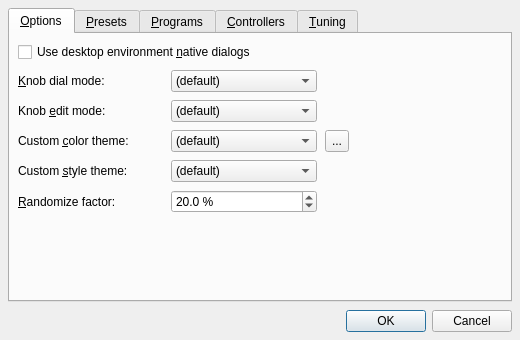
The window that src/synthv1widget_config.ui (rncbc/synthv1) describes before a commit, drawn with Qt 5.
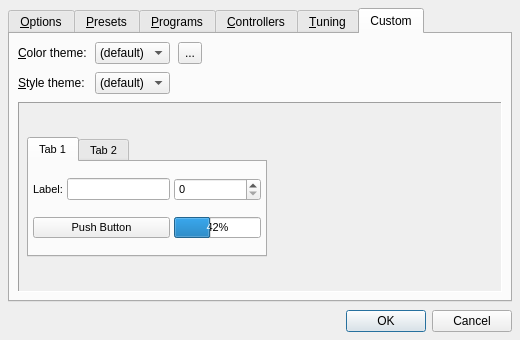
The same window after the commit. The open tabs and pages were chosen to show the change. Icons and pictures are not drawn. Custom widgets are drawn as their Qt base class.

Commit message: - Color theme (with palette editor) and (widget) Style theme   options moved to Help/Configure.../Custom tab (with preview).

Diff of the .ui file:
```diff
--- a/src/synthv1widget_config.ui
+++ b/src/synthv1widget_config.ui
@@ -139,88 +139,6 @@
         </widget>
        </item>
        <item row="3" column="0">
-        <widget class="QLabel" name="CustomColorThemeTextLabel">
-         <property name="text">
-          <string>Custom &amp;color theme:</string>
-         </property>
-         <property name="buddy">
-          <cstring>CustomColorThemeComboBox</cstring>
-         </property>
-        </widget>
-       </item>
-       <item row="3" column="1">
-        <widget class="QComboBox" name="CustomColorThemeComboBox">
-         <property name="toolTip">
-          <string>Custom color palette theme</string>
-         </property>
-         <property name="editable">
-          <bool>false</bool>
-         </property>
-         <item>
-          <property name="text">
-           <string>(default)</string>
-          </property>
-         </item>
-         <item>
-          <property name="text">
-           <string>Wonton Soup</string>
-          </property>
-         </item>
-         <item>
-          <property name="text">
-           <string>KXStudio</string>
-          </property>
-         </item>
-        </widget>
-       </item>
-       <item row="3" column="2">
-        <widget class="QToolButton" name="CustomColorThemeToolButton">
-         <property name="minimumSize">
-          <size>
-           <width>22</width>
-           <height>22</height>
-          </size>
-         </property>
-         <property name="maximumSize">
-          <size>
-           <width>24</width>
-           <height>24</height>
-          </size>
-         </property>
-         <property name="toolTip">
-          <string>Manage custom color palette themes</string>
-         </property>
-         <property name="text">
-          <string>...</string>
-         </property>
-        </widget>
-       </item>
-       <item row="4" column="0">
-        <widget class="QLabel" name="CustomStyleThemeTextLabel">
-         <property name="text">
-          <string>Custom &amp;style theme:</string>
-         </property>
-         <property name="buddy">
-          <cstring>CustomStyleThemeComboBox</cstring>
-         </property>
-        </widget>
-       </item>
-       <item row="4" column="1">
-        <widget class="QComboBox" name="CustomStyleThemeComboBox">
-         <property name="toolTip">
-          <string>Custom widget style theme</string>
-         </property>
-         <property name="editable">
-          <bool>false</bool>
-         </property>
-         <item>
-          <property name="text">
-           <string>(default)</string>
-          </property>
-         </item>
-        </widget>
-       </item>
-       <item row="5" column="0">
         <widget class="QLabel" name="RandomizePercentTextLabel">
          <property name="text">
           <string>&amp;Randomize factor:</string>
@@ -230,7 +148,7 @@
          </property>
         </widget>
        </item>
-       <item row="5" column="1">
+       <item row="3" column="1">
         <widget class="QDoubleSpinBox" name="RandomizePercentSpinBox">
          <property name="toolTip">
           <string>Randomizer deviation from current value</string>
@@ -258,7 +176,7 @@
          </property>
         </widget>
        </item>
-       <item row="6" column="0" colspan="4">
+       <item row="4" column="0" colspan="4">
         <spacer>
          <property name="orientation">
           <enum>Qt::Vertical</enum>
@@ -1071,6 +989,254 @@
        </item>
       </layout>
      </widget>
+     <widget class="QWidget" name="CustomTab">
+      <attribute name="title">
+       <string>Custom</string>
+      </attribute>
+      <layout class="QGridLayout">
+       <item row="0" column="0">
+        <widget class="QLabel" name="CustomColorThemeTextLabel">
+         <property name="text">
+          <string>&amp;Color theme:</string>
+         </property>
+         <property name="buddy">
+          <cstring>CustomColorThemeComboBox</cstring>
+         </property>
+        </widget>
+       </item>
+       <item row="0" column="1">
+        <widget class="QComboBox" name="CustomColorThemeComboBox">
+         <property name="toolTip">
+          <string>Custom color palette theme</string>
+         </property>
+         <property name="editable">
+          <bool>false</bool>
+         </property>
+         <item>
+          <property name="text">
+           <string>(default)</string>
+          </property>
+         </item>
+        </widget>
+       </item>
+       <item row="0" column="2">
+        <widget class="QToolButton" name="CustomColorThemeToolButton">
+         <property name="minimumSize">
+          <size>
+           <width>22</width>
+           <height>22</height>
+          </size>
+         </property>
+         <property name="maximumSize">
+          <size>
+           <width>24</width>
+           <height>24</height>
+          </size>
+         </property>
+         <property name="toolTip">
+          <string>Manage custom color palette themes</string>
+         </property>
+         <property name="text">
+          <string>...</string>
+         </property>
+        </widget>
+       </item>
+       <item row="0" column="3">
+        <spacer>
+         <property name="orientation">
+          <enum>Qt::Horizontal</enum>
+         </property>
+         <property name="sizeType">
+          <enum>QSizePolicy::Expanding</enum>
+         </property>
+         <property name="sizeHint">
+          <size>
+           <width>8</width>
+           <height>20</height>
+          </size>
+         </property>
+        </spacer>
+       </item>
+       <item row="1" column="0">
+        <widget class="QLabel" name="CustomStyleThemeTextLabel">
+         <property name="text">
+          <string>&amp;Style theme:</string>
+         </property>
+         <property name="buddy">
+          <cstring>CustomStyleThemeComboBox</cstring>
+         </property>
+        </widget>
+       </item>
+       <item row="1" column="1">
+        <widget class="QComboBox" name="CustomStyleThemeComboBox">
+         <property name="toolTip">
+          <string>Custom widget style theme</string>
+         </property>
+         <property name="editable">
+          <bool>false</bool>
+         </property>
+         <item>
+          <property name="text">
+           <string>(default)</string>
+          </property>
+         </item>
+        </widget>
+       </item>
+       <item row="2" column="0" colspan="4">
+        <widget class="QFrame" name="CustomPreviewFrame">
+         <property name="toolTip">
+          <string>Custom theme preview</string>
+         </property>
+         <property name="autoFillBackground">
+          <bool>true</bool>
+         </property>
+         <property name="frameShape">
+          <enum>QFrame::Shape::Panel</enum>
+         </property>
+         <property name="frameShadow">
+          <enum>QFrame::Shadow::Sunken</enum>
+         </property>
+         <layout class="QVBoxLayout">
+          <property name="spacing">
+           <number>8</number>
+          </property>
+          <property name="margin">
+           <number>8</number>
+          </property>
+          <item>
+           <widget class="QWidget" name="CustomPreviewWidget">
+            <property name="font">
+             <font>
+              <pointsize>8</pointsize>
+              <weight>50</weight>
+              <bold>false</bold>
+             </font>
+            </property>
+            <property name="maximumSize">
+             <size>
+              <width>240</width>
+              <height>120</height>
+             </size>
+            </property>
+            <layout class="QVBoxLayout">
+             <property name="spacing">
+              <number>0</number>
+             </property>
+             <property name="margin">
+              <number>0</number>
+             </property>
+             <item>
+              <widget class="QTabWidget" name="CustomPreviewTabWidget">
+               <property name="focusPolicy">
+                <enum>Qt::NoFocus</enum>
+               </property>
+               <property name="currentIndex">
+                <number>0</number>
+               </property>
+               <widget class="QWidget" name="CustomPreviewTab1">
+                <attribute name="title">
+                 <string>Tab 1</string>
+                </attribute>
+                <layout class="QGridLayout">
+                 <property name="spacing">
+                  <number>4</number>
+                 </property>
+                 <property name="margin">
+                  <number>4</number>
+                 </property>
+                 <item row="0" column="0">
+                  <widget class="QLabel" name="CustomPreviewLabel">
+                   <property name="text">
+                    <string>Label:</string>
+                   </property>
+                  </widget>
+                 </item>
+                 <item row="0" column="1">
+                  <widget class="QLineEdit" name="CustomPreviewLineEdit">
+                   <property name="focusPolicy">
+                    <enum>Qt::NoFocus</enum>
+                   </property>
+                  </widget>
+                 </item>
+                 <item row="0" column="2" colspan="2">
+                  <widget class="QSpinBox" name="CustomPreviewSpinBox">
+                   <property name="focusPolicy">
+                    <enum>Qt::NoFocus</enum>
+                   </property>
+                  </widget>
+                 </item>
+                 <item row="1" column="0" colspan="2">
+                  <widget class="QPushButton" name="CustomPreviewPushButton">
+                   <property name="focusPolicy">
+                    <enum>Qt::NoFocus</enum>
+                   </property>
+                   <property name="text">
+                    <string>Push Button</string>
+                   </property>
+                  </widget>
+                 </item>
+                 <item row="1" column="2" colspan="2">
+                  <widget class="QProgressBar" name="CustomPreviewProgressBar">
+                   <property name="value">
+                    <number>42</number>
+                   </property>
+                  </widget>
+                 </item>
+                </layout>
+               </widget>
+               <widget class="QWidget" name="CustomPreviewTab2">
+                <attribute name="title">
+                 <string>Tab 2</string>
+                </attribute>
+                <layout class="QGridLayout">
+                 <property name="spacing">
+                  <number>4</number>
+                 </property>
+                 <property name="margin">
+                  <number>4</number>
+                 </property>
+                 <item row="0" column="0" rowspan="2">
+                  <widget class="QDial" name="CustomPreviewDial">
+                   <property name="focusPolicy">
+                    <enum>Qt::NoFocus</enum>
+                   </property>
+                   <property name="value">
+                    <number>42</number>
+                   </property>
+                  </widget>
+                 </item>
+                 <item row="0" column="1">
+                  <widget class="QRadioButton" name="CustomPreviewRadioButton">
+                   <property name="focusPolicy">
+                    <enum>Qt::NoFocus</enum>
+                   </property>
+                   <property name="text">
+                    <string>Radio Button</string>
+                   </property>
+                  </widget>
+                 </item>
+                 <item row="1" column="1">
+                  <widget class="QCheckBox" name="CustomPreviewCheckBox">
+                   <property name="focusPolicy">
+                    <enum>Qt::NoFocus</enum>
+                   </property>
+                   <property name="text">
+                    <string>Check Box</string>
+                   </property>
+                  </widget>
+                 </item>
+                </layout>
+               </widget>
+              </widget>
+             </item>
+            </layout>
+           </widget>
+          </item>
+         </layout>
+        </widget>
+       </item>
+      </layout>
+     </widget>
     </widget>
    </item>
    <item>
```
Left out of the diff: 6 changed lines with no effect on the pictures. The commit also changes 3 other files.
